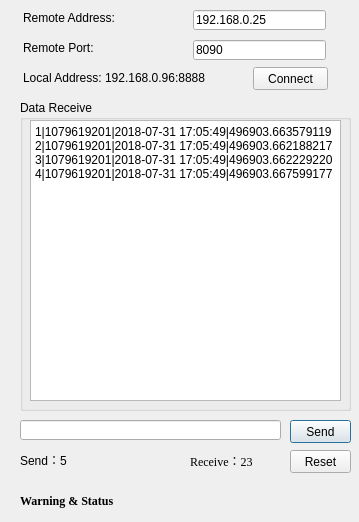
Above: MMSAssist/MMSAssist/mmsassist.ui from cymurs/VS2015ForQtProject before the change. Below: the same form after it.
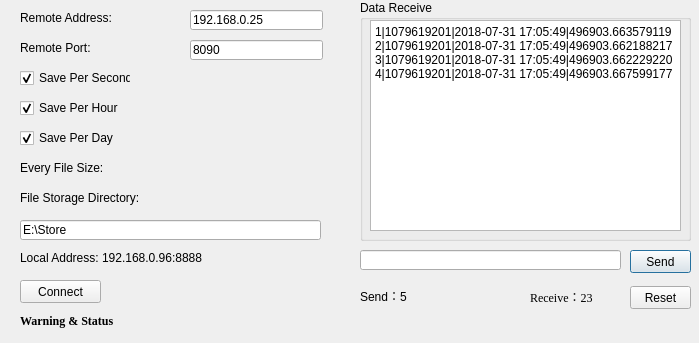
That is the form after the change.

```diff
--- a/MMSAssist/MMSAssist/mmsassist.ui
+++ b/MMSAssist/MMSAssist/mmsassist.ui
@@ -6,8 +6,8 @@
    <rect>
     <x>0</x>
     <y>0</y>
-    <width>359</width>
-    <height>522</height>
+    <width>699</width>
+    <height>343</height>
    </rect>
   </property>
   <property name="windowTitle">
@@ -16,7 +16,7 @@
   <widget class="QLabel" name="label">
    <property name="geometry">
     <rect>
-     <x>23</x>
+     <x>20</x>
      <y>10</y>
      <width>101</width>
      <height>16</height>
@@ -29,7 +29,7 @@
   <widget class="QLabel" name="label_2">
    <property name="geometry">
     <rect>
-     <x>23</x>
+     <x>20</x>
      <y>40</y>
      <width>81</width>
      <height>16</height>
@@ -42,7 +42,7 @@
   <widget class="QLineEdit" name="lineEdit">
    <property name="geometry">
     <rect>
-     <x>193</x>
+     <x>190</x>
      <y>10</y>
      <width>133</width>
      <height>20</height>
@@ -55,7 +55,7 @@
   <widget class="QLineEdit" name="lineEdit_2">
    <property name="geometry">
     <rect>
-     <x>193</x>
+     <x>190</x>
      <y>40</y>
      <width>133</width>
      <height>20</height>
@@ -68,10 +68,10 @@
   <widget class="QGroupBox" name="groupBox">
    <property name="geometry">
     <rect>
-     <x>20</x>
-     <y>100</y>
+     <x>360</x>
+     <y>0</y>
      <width>331</width>
-     <height>311</height>
+     <height>241</height>
     </rect>
    </property>
    <property name="title">
@@ -83,7 +83,7 @@
       <x>10</x>
       <y>20</y>
       <width>311</width>
-      <height>281</height>
+      <height>211</height>
      </rect>
     </property>
     <property name="plainText">
@@ -97,8 +97,8 @@
   <widget class="QLineEdit" name="lineEdit_3">
    <property name="geometry">
     <rect>
-     <x>20</x>
-     <y>420</y>
+     <x>360</x>
+     <y>250</y>
      <width>261</width>
      <height>20</height>
     </rect>
@@ -107,8 +107,8 @@
   <widget class="QPushButton" name="pushButton">
    <property name="geometry">
     <rect>
-     <x>290</x>
-     <y>420</y>
+     <x>630</x>
+     <y>250</y>
      <width>61</width>
      <height>23</height>
     </rect>
@@ -121,8 +121,8 @@
    <property name="geometry">
     <rect>
      <x>20</x>
-     <y>490</y>
-     <width>331</width>
+     <y>310</y>
+     <width>661</width>
      <height>21</height>
     </rect>
    </property>
@@ -141,8 +141,8 @@
   <widget class="QLabel" name="label_4">
    <property name="geometry">
     <rect>
-     <x>190</x>
-     <y>450</y>
+     <x>530</x>
+     <y>286</y>
      <width>81</width>
      <height>21</height>
     </rect>
@@ -161,9 +161,9 @@
   <widget class="QPushButton" name="pushButton_2">
    <property name="geometry">
     <rect>
-     <x>253</x>
-     <y>67</y>
-     <width>75</width>
+     <x>20</x>
+     <y>280</y>
+     <width>81</width>
      <height>23</height>
     </rect>
    </property>
@@ -174,8 +174,8 @@
   <widget class="QPushButton" name="pushButton_3">
    <property name="geometry">
     <rect>
-     <x>290</x>
-     <y>450</y>
+     <x>630</x>
+     <y>286</y>
      <width>61</width>
      <height>23</height>
     </rect>
@@ -187,8 +187,8 @@
   <widget class="QLabel" name="label_5">
    <property name="geometry">
     <rect>
-     <x>20</x>
-     <y>450</y>
+     <x>360</x>
+     <y>286</y>
      <width>54</width>
      <height>20</height>
     </rect>
@@ -200,8 +200,8 @@
   <widget class="QLabel" name="label_6">
    <property name="geometry">
     <rect>
-     <x>23</x>
-     <y>70</y>
+     <x>20</x>
+     <y>250</y>
      <width>211</width>
      <height>16</height>
     </rect>
@@ -210,6 +210,160 @@
     <string>Local Address: 192.168.0.96:8888</string>
    </property>
   </widget>
+  <widget class="QCheckBox" name="checkBox">
+   <property name="geometry">
+    <rect>
+     <x>20</x>
+     <y>70</y>
+     <width>111</width>
+     <height>16</height>
+    </rect>
+   </property>
+   <property name="text">
+    <string>Save Per Second</string>
+   </property>
+   <property name="checked">
+    <bool>true</bool>
+   </property>
+  </widget>
+  <widget class="QCheckBox" name="checkBox_2">
+   <property name="geometry">
+    <rect>
+     <x>20</x>
+     <y>100</y>
+     <width>111</width>
+     <height>16</height>
+    </rect>
+   </property>
+   <property name="text">
+    <string>Save Per Hour</string>
+   </property>
+   <property name="checked">
+    <bool>true</bool>
+   </property>
+  </widget>
+  <widget class="QCheckBox" name="checkBox_3">
+   <property name="geometry">
+    <rect>
+     <x>20</x>
+     <y>130</y>
+     <width>101</width>
+     <height>16</height>
+    </rect>
+   </property>
+   <property name="text">
+    <string>Save Per Day</string>
+   </property>
+   <property name="checked">
+    <bool>true</bool>
+   </property>
+  </widget>
+  <widget class="QLabel" name="label_7">
+   <property name="geometry">
+    <rect>
+     <x>20</x>
+     <y>160</y>
+     <width>101</width>
+     <height>16</height>
+    </rect>
+   </property>
+   <property name="text">
+    <string>Every File Size:</string>
+   </property>
+  </widget>
+  <widget class="QPushButton" name="pushButton_4">
+   <property name="geometry">
+    <rect>
+     <x>20</x>
+     <y>400</y>
+     <width>91</width>
+     <height>23</height>
+    </rect>
+   </property>
+   <property name="text">
+    <string>Import Config</string>
+   </property>
+  </widget>
+  <widget class="QPushButton" name="pushButton_5">
+   <property name="geometry">
+    <rect>
+     <x>130</x>
+     <y>400</y>
+     <width>91</width>
+     <height>23</height>
+    </rect>
+   </property>
+   <property name="text">
+    <string>Export Config</string>
+   </property>
+  </widget>
+  <widget class="QLabel" name="label_9">
+   <property name="geometry">
+    <rect>
+     <x>20</x>
+     <y>190</y>
+     <width>141</width>
+     <height>16</height>
+    </rect>
+   </property>
+   <property name="text">
+    <string>File Storage Directory:</string>
+   </property>
+  </widget>
+  <widget class="QLineEdit" name="lineEdit_5">
+   <property name="geometry">
+    <rect>
+     <x>20</x>
+     <y>220</y>
+     <width>301</width>
+     <height>20</height>
+    </rect>
+   </property>
+   <property name="text">
+    <string>E:\Store</string>
+   </property>
+  </widget>
+  <widget class="QWidget" name="layoutWidget">
+   <property name="geometry">
+    <rect>
+     <x>160</x>
+     <y>160</y>
+     <width>153</width>
+     <height>22</height>
+    </rect>
+   </property>
+   <layout class="QHBoxLayout" name="horizontalLayout">
+    <item>
+     <widget class="QLineEdit" name="lineEdit_4">
+      <property name="text">
+       <string>1024</string>
+      </property>
+      <property name="alignment">
+       <set>Qt::AlignRight|Qt::AlignTrailing|Qt::AlignVCenter</set>
+      </property>
+     </widget>
+    </item>
+    <item>
+     <widget class="QComboBox" name="comboBox">
+      <item>
+       <property name="text">
+        <string>KB</string>
+       </property>
+      </item>
+      <item>
+       <property name="text">
+        <string>MB</string>
+       </property>
+      </item>
+      <item>
+       <property name="text">
+        <string>GB</string>
+       </property>
+      </item>
+     </widget>
+    </item>
+   </layout>
+  </widget>
  </widget>
  <layoutdefault spacing="6" margin="11"/>
  <resources>
```
